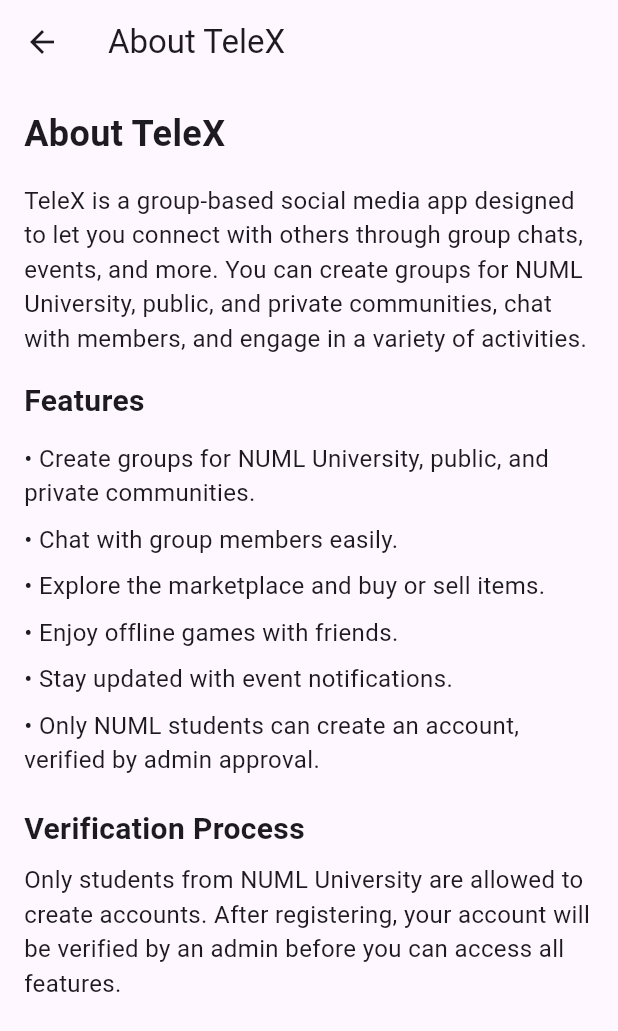
After one commit to hasanmehmoodgithub/telex, a Flutter app: the AboutScreen screen opened by its route, on a phone screen of 412 x 824 dp. The commit adds this screen. Shown: the top 1031 px of the screen. Run offline on Flutter 3.47's test engine with Material 3 defaults, Android fonts, the light colour scheme and no system bars; our stand-ins replace cached_network_image, cloud_firestore, firebase_auth, firebase_core, firebase_database, firebase_storage and 3 more; accounts and stored records are empty; key blocks and very long unbroken strings in the code were emptied for the run.

Commit message:
first group

```diff
--- /dev/null
+++ b/lib/AboutScreen.dart
@@ -0,0 +1,71 @@
+import 'package:flutter/material.dart';
+
+class AboutScreen extends StatelessWidget {
+  @override
+  Widget build(BuildContext context) {
+    return Scaffold(
+      appBar: AppBar(
+        title: Text('About TeleX'),
+      ),
+      body: Padding(
+        padding: const EdgeInsets.all(16.0),
+        child: Column(
+          crossAxisAlignment: CrossAxisAlignment.start,
+          children: [
+            Text(
+              'About TeleX',
+              style: TextStyle(
+                fontSize: 24,
+                fontWeight: FontWeight.bold,
+              ),
+            ),
+            SizedBox(height: 16),
+            Text(
+              'TeleX is a group-based social media app designed to let you connect with others through group chats, events, and more. '
+                  'You can create groups for NUML University, public, and private communities, chat with members, and engage in a variety of activities.',
+              style: TextStyle(fontSize: 16),
+            ),
+            SizedBox(height: 16),
+            Text(
+              'Features',
+              style: TextStyle(
+                fontSize: 20,
+                fontWeight: FontWeight.bold,
+              ),
+            ),
+            SizedBox(height: 8),
+            _buildFeatureItem('• Create groups for NUML University, public, and private communities.'),
+            _buildFeatureItem('• Chat with group members easily.'),
+            _buildFeatureItem('• Explore the marketplace and buy or sell items.'),
+            _buildFeatureItem('• Enjoy offline games with friends.'),
+            _buildFeatureItem('• Stay updated with event notifications.'),
+            _buildFeatureItem('• Only NUML students can create an account, verified by admin approval.'),
+            SizedBox(height: 16),
+            Text(
+              'Verification Process',
+              style: TextStyle(
+                fontSize: 20,
+                fontWeight: FontWeight.bold,
+              ),
+            ),
+            SizedBox(height: 8),
+            Text(
+              'Only students from NUML University are allowed to create accounts. After registering, your account will be verified by an admin before you can access all features.',
+              style: TextStyle(fontSize: 16),
+            ),
+          ],
+        ),
+      ),
+    );
+  }
+
+  Widget _buildFeatureItem(String feature) {
+    return Padding(
+      padding: const EdgeInsets.symmetric(vertical: 4.0),
+      child: Text(
+        feature,
+        style: TextStyle(fontSize: 16),
+      ),
+    );
+  }
+}
--- a/lib/main.dart
+++ b/lib/main.dart
@@ -1,11 +1,14 @@
 import 'package:firebase_core/firebase_core.dart';
 import 'package:flutter/material.dart';
+import 'package:telex/AboutScreen.dart';
 import 'package:telex/screens/auth/sign_up_page.dart';
 import 'package:telex/screens/chat/chat_list_screen.dart';
 
 import 'package:telex/screens/events/event_screen.dart';
-import 'package:telex/screens/games/FlapyBird.dart';
-import 'package:telex/screens/games/SnakeGame.dart';
+import 'package:telex/screens/games/FourInARowApp.dart';
+import 'package:telex/screens/games/RockPaperScissors.dart';
+
+import 'package:telex/screens/games/games_list_screen.dart';
 import 'package:telex/screens/games/tic_tac_game.dart';
 import 'package:telex/screens/groups/Group_Feed_Screen.dart';
 import 'package:telex/screens/market/add_market_place_ad_screen.dart';
@@ -52,8 +55,13 @@
         '/chatsList': (context) => ChatListScreen(),
         '/singleChat': (context) => SingleChatScreen(chatId: ModalRoute.of(context)!.settings.arguments as String),
         "/events": (context) =>EventScreen(),
+        "/games": (context) =>GamesListScreen(),
         "/tictac": (context) =>TicTacToeGame(),
-        "/snake": (context) =>RockPaperScissors()
+        "/rockpaper": (context) =>RockPaperScissors(),
+        "/about": (context) =>AboutScreen(),
+        "/FourInARowApp": (context) =>FourInARowApp(),
+
+
 
       },
     );
--- a/lib/screens/home/home_screen.dart
+++ b/lib/screens/home/home_screen.dart
@@ -161,7 +161,7 @@
                         Icons.games,
                          Colors.blueAccent,
                             () {
-                          Navigator.pushNamed(context, '/tictac');
+                          Navigator.pushNamed(context, '/games');
                         },
                       ),
                       _buildCard(
@@ -170,7 +170,7 @@
                         Icons.app_blocking_outlined,
                         Colors.deepPurple,
                             () {
-                          Navigator.pushNamed(context, '/snake');
+                          Navigator.pushNamed(context, '/about');
                         },
                       ),
                     ],
```
Also changed, not shown: lib/screens/games/FourInARowApp.dart (added, +155 -0 lines), lib/screens/games/SnakeGame.dart (deleted, +0 -166 lines), lib/screens/games/games_list_screen.dart (added, +103 -0 lines), lib/screens/games/RockPaperScissors.dart (renamed from lib/screens/games/FlapyBird.dart), 1 other file.
